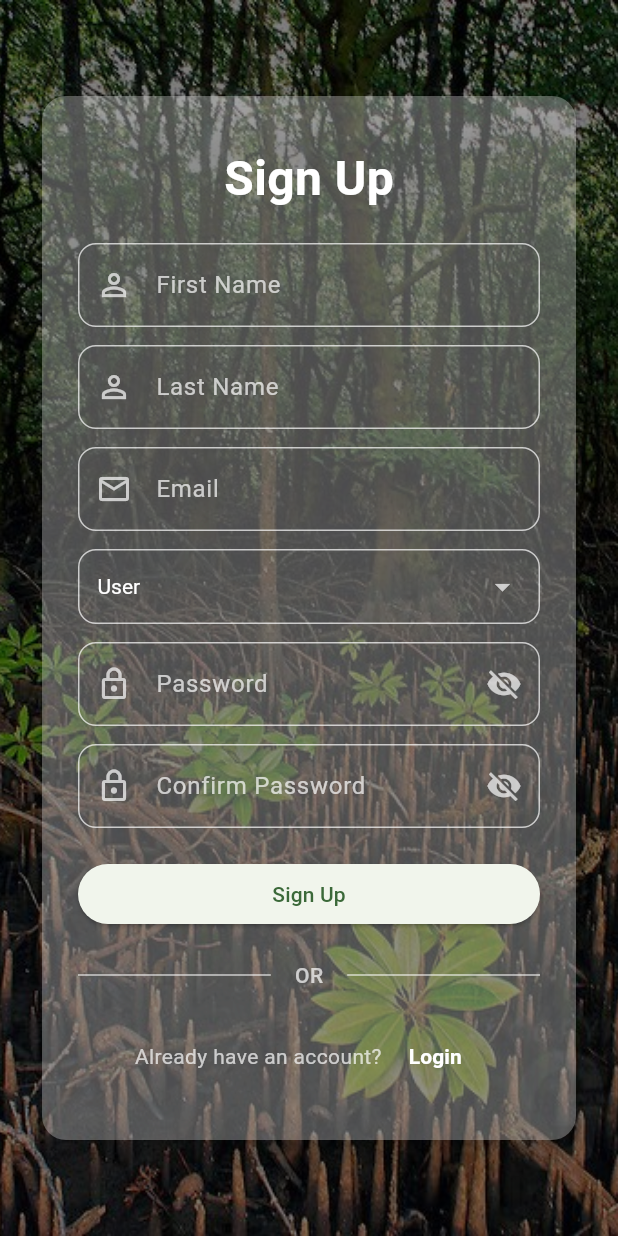
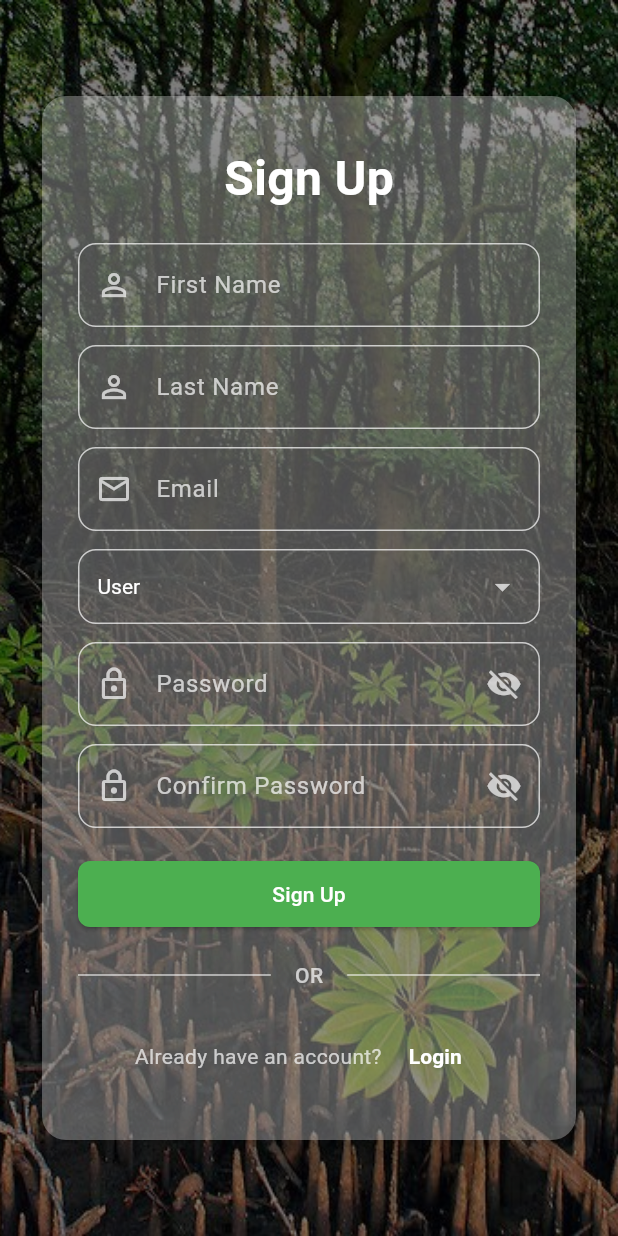
Before and after one commit to jmsespana/AIGrove, a Flutter app: the RegisterPage screen opened by its route, on a phone screen of 412 x 824 dp. Run offline on Flutter 3.47's test engine with Material 3 defaults, Android fonts, the phone set to English and light mode, and no system bars; our stand-ins replace fl_chart, flutter_map, font_awesome_flutter, geolocator, image_picker, latlong2 and 2 more; accounts and stored records are empty.

Commit message:
feat: add theme

```diff
--- a/lib/theme/app_theme.dart
+++ b/lib/theme/app_theme.dart
@@ -7,6 +7,12 @@ class AppTheme {
   static const Color darkGreen = Color(0xFF2E7D32);
   static const Color lightGreen = Color(0xFF81C784);
   static const Color greenAccent = Color(0xFF66BB6A);
+
+  // I-add ang neutral colors para sa consistent UI elements
+  static const Color surfaceLight = Colors.white;
+  static const Color surfaceDark = Color(0xFF2D2D2D);
+  static const Color backgroundLight = Color(0xFFE8F5E9);
+  static const Color backgroundDark = Color(0xFF121212);
 
   // I-add ang status bar styling constants
   static const SystemUiOverlayStyle lightStatusBar = SystemUiOverlayStyle(
@@ -23,15 +29,46 @@ class AppTheme {
     systemNavigationBarIconBrightness: Brightness.light,
   );
 
-  static final ThemeData natureTheme = ThemeData(
+  // Shared text styles para sa About ug History pages
+  static const TextStyle sectionTitleLight = TextStyle(
+    fontWeight: FontWeight.bold,
+    fontSize: 20,
+    color: darkGreen,
+  );
+
+  static const TextStyle sectionTitleDark = TextStyle(
+    fontWeight: FontWeight.bold,
+    fontSize: 20,
+    color: lightGreen,
+  );
+
+  static const TextStyle sectionContentLight = TextStyle(
+    fontSize: 16,
+    height: 1.5,
+    color: Colors.black87,
+  );
+
+  static const TextStyle sectionContentDark = TextStyle(
+    fontSize: 16,
+    height: 1.5,
+    color: Colors.white70,
+  );
+
+  static final ThemeData lightTheme = ThemeData(
     useMaterial3: true,
     brightness: Brightness.light,
     primaryColor: primaryGreen,
     colorScheme: ColorScheme.fromSeed(
       seedColor: primaryGreen,
       brightness: Brightness.light,
+      primary: primaryGreen,
+      secondary: darkGreen,
+      tertiary: greenAccent,
+      // ignore: deprecated_member_use
+      background: backgroundLight,
+      surface: surfaceLight,
     ),
-    scaffoldBackgroundColor: const Color(0xFFE8F5E9),
+    scaffoldBackgroundColor: backgroundLight,
     appBarTheme: const AppBarTheme(
       backgroundColor: primaryGreen,
       elevation: 0,
@@ -50,27 +87,84 @@ class AppTheme {
       type: BottomNavigationBarType.fixed,
     ),
     drawerTheme: const DrawerThemeData(backgroundColor: Colors.white),
-    textTheme: const TextTheme(bodyMedium: TextStyle(color: Colors.black87)),
-    // I-add ang card theme para consistent sa profile page
+
+    // Updated text theme para sa About ug History pages
+    textTheme: const TextTheme(
+      bodyMedium: TextStyle(color: Colors.black87),
+      // Para sa section titles sa About page
+      titleLarge: sectionTitleLight,
+      // Para sa content sa About ug History page
+      bodyLarge: sectionContentLight,
+      // Para sa headings sa modals
+      headlineSmall: TextStyle(
+        fontSize: 22,
+        fontWeight: FontWeight.bold,
+        color: darkGreen,
+      ),
+    ),
+
+    // Enhanced card theme para sa feature list ug history items
     cardTheme: CardThemeData(
       color: Colors.white,
       elevation: 2,
       shape: RoundedRectangleBorder(borderRadius: BorderRadius.circular(12)),
+      margin: const EdgeInsets.symmetric(vertical: 8, horizontal: 4),
+    ),
+
+    // I-add ang tab theme para sa History page
+    tabBarTheme: const TabBarThemeData(
+      labelColor: Colors.white,
+      unselectedLabelColor: Colors.white70,
+      indicatorColor: Colors.white,
+      indicatorSize: TabBarIndicatorSize.tab,
+    ),
+
+    // I-add ang bottom sheet theme para sa detail views
+    bottomSheetTheme: const BottomSheetThemeData(
+      backgroundColor: Colors.white,
+      shape: RoundedRectangleBorder(
+        borderRadius: BorderRadius.vertical(top: Radius.circular(16)),
+      ),
+    ),
+
+    // I-add ang icon theme para sa consistent icon styling
+    iconTheme: const IconThemeData(color: darkGreen, size: 24),
+
+    // I-add ang styling para sa ListTile elements
+    listTileTheme: const ListTileThemeData(
+      iconColor: darkGreen,
+      contentPadding: EdgeInsets.symmetric(horizontal: 16, vertical: 8),
+    ),
+
+    // I-add ang button theme para sa actions
+    elevatedButtonTheme: ElevatedButtonThemeData(
+      style: ElevatedButton.styleFrom(
+        foregroundColor: Colors.white,
+        backgroundColor: primaryGreen,
+        padding: const EdgeInsets.symmetric(horizontal: 16, vertical: 12),
+        shape: RoundedRectangleBorder(borderRadius: BorderRadius.circular(8)),
+      ),
     ),
   );
 
   // Custom dark theme that maintains green colors
-  static final ThemeData natureDarkTheme = ThemeData(
+  static final ThemeData darkTheme = ThemeData(
     useMaterial3: true,
     brightness: Brightness.dark,
     primaryColor: primaryGreen,
     colorScheme: ColorScheme.fromSeed(
       seedColor: primaryGreen,
       brightness: Brightness.dark,
+      primary: primaryGreen,
+      secondary: lightGreen,
+      tertiary: greenAccent,
+      // ignore: deprecated_member_use
+      background: backgroundDark,
+      surface: surfaceDark,
     ),
-    scaffoldBackgroundColor: const Color(0xFF121212),
+    scaffoldBackgroundColor: backgroundDark,
     appBarTheme: const AppBarTheme(
-      backgroundColor: primaryGreen, // Keep green in dark mode
+      backgroundColor: darkGreen, // Darker green for dark mode
       elevation: 0,
       titleTextStyle: TextStyle(
         fontSize: 20,
@@ -87,11 +181,67 @@ class AppTheme {
       type: BottomNavigationBarType.fixed,
     ),
     drawerTheme: const DrawerThemeData(backgroundColor: Color(0xFF1E1E1E)),
+
+    // Updated text theme para sa About ug History pages sa dark mode
+    textTheme: const TextTheme(
+      bodyMedium: TextStyle(color: Colors.white70),
+      // Para sa section titles sa About page
+      titleLarge: sectionTitleDark,
+      // Para sa content sa About ug History page
+      bodyLarge: sectionContentDark,
+      // Para sa headings sa modals
+      headlineSmall: TextStyle(
+        fontSize: 22,
+        fontWeight: FontWeight.bold,
+        color: lightGreen,
+      ),
+    ),
+
+    // Enhanced card theme para sa dark mode
     cardTheme: CardThemeData(
       color: const Color(0xFF2D2D2D),
       elevation: 2,
       shape: RoundedRectangleBorder(borderRadius: BorderRadius.circular(12)),
+      margin: const EdgeInsets.symmetric(vertical: 8, horizontal: 4),
     ),
-    textTheme: const TextTheme(bodyMedium: TextStyle(color: Colors.white70)),
+
+    // Tab theme para sa dark mode
+    tabBarTheme: const TabBarThemeData(
+      labelColor: Colors.white,
+      unselectedLabelColor: Colors.white70,
+      indicatorColor: lightGreen,
+      indicatorSize: TabBarIndicatorSize.tab,
+    ),
+
+    // Bottom sheet theme para sa dark mode
+    bottomSheetTheme: const BottomSheetThemeData(
+      backgroundColor: Color(0xFF2D2D2D),
+      shape: RoundedRectangleBorder(
+        borderRadius: BorderRadius.vertical(top: Radius.circular(16)),
+      ),
+    ),
+
+    // Icon theme para sa dark mode
+    iconTheme: const IconThemeData(color: lightGreen, size: 24),
+
+    // ListTile theme para sa dark mode
+    listTileTheme: const ListTileThemeData(
+      iconColor: lightGreen,
+      contentPadding: EdgeInsets.symmetric(horizontal: 16, vertical: 8),
+    ),
+
+    // Button theme para sa dark mode
+    elevatedButtonTheme: ElevatedButtonThemeData(
+      style: ElevatedButton.styleFrom(
+        foregroundColor: Colors.black,
+        backgroundColor: lightGreen,
+        padding: const EdgeInsets.symmetric(horizontal: 16, vertical: 12),
+        shape: RoundedRectangleBorder(borderRadius: BorderRadius.circular(8)),
+      ),
+    ),
   );
+
+  // Renamed for compatibility with the existing code
+  static final ThemeData natureTheme = lightTheme;
+  static final ThemeData natureDarkTheme = darkTheme;
 }
```
